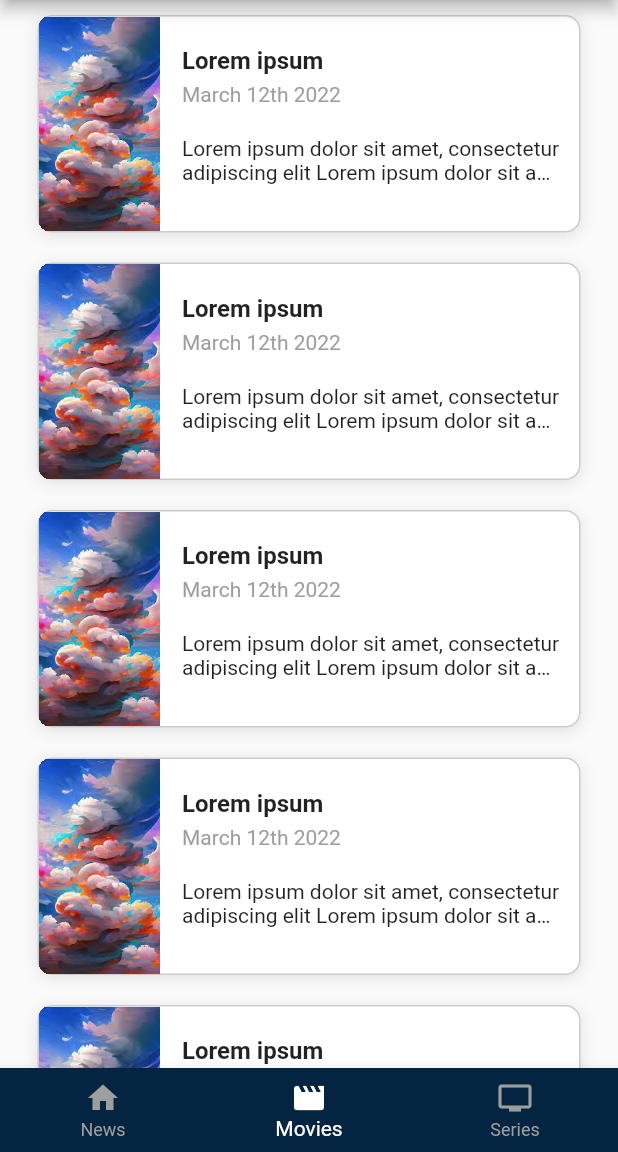
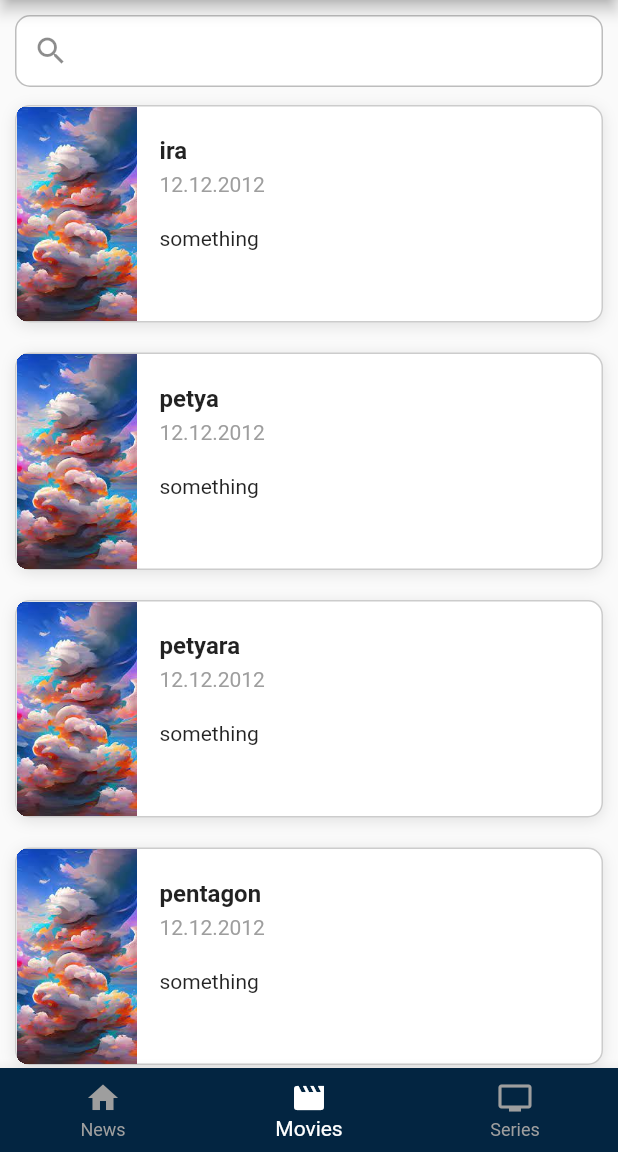
Before and after one commit to ElizavetaKubik/the-movie-db, a Flutter app: the MainScreenWidget screen opened by its route, item 2 of the bottom bar chosen, on a phone screen of 412 x 824 dp, the part 84-1236 px from its top. Run offline on Flutter 3.47's test engine with Material 2 defaults, Android fonts, the phone set to English and light mode, and no system bars.

Commit message:
movie search

```diff
--- a/lib/Theme/styles.dart
+++ b/lib/Theme/styles.dart
@@ -40,6 +40,29 @@ abstract class AppTextFieldStyle {
     contentPadding: const EdgeInsets.symmetric(horizontal: 10, vertical: 12),
     isCollapsed: true,
   );
+
+  static final movieSearchTextFieldStyle = InputDecoration(
+    border: const OutlineInputBorder(),
+    enabledBorder: OutlineInputBorder(
+      borderRadius: BorderRadius.circular(10),
+      borderSide: const BorderSide(
+        width: 1,
+        color: Colors.black26,
+      ),
+    ),
+    focusedBorder: OutlineInputBorder(
+      borderRadius: BorderRadius.circular(10),
+      borderSide: const BorderSide(
+        width: 1,
+        color: AppColors.mainLightBlue,
+      ),
+    ),
+    contentPadding: const EdgeInsets.symmetric(horizontal: 10, vertical: 12),
+    isCollapsed: true,
+    filled: true,
+    fillColor: Colors.white.withAlpha(235),
+    prefixIcon: const Icon(Icons.search),
+  );
 }
 
 abstract class AppColors {
--- a/lib/main.dart
+++ b/lib/main.dart
@@ -14,6 +14,7 @@ class MainApp extends StatelessWidget {
   @override
   Widget build(BuildContext context) {
     return MaterialApp(
+      // debugShowCheckedModeBanner: false,
       theme: ThemeData(
         appBarTheme: const AppBarTheme(
           backgroundColor: AppColors.mainDakrBlue,
--- a/lib/widgets/main_screen/main_screen_widget.dart
+++ b/lib/widgets/main_screen/main_screen_widget.dart
@@ -11,7 +11,7 @@ class MainScreenWidget extends StatefulWidget {
 class _MainScreenWidgetState extends State<MainScreenWidget> {
   int _selectedTab = 0;
 
-  static const List<Widget> _widgetOptions = <Widget>[
+  static final   List<Widget> _widgetOptions = <Widget>[
     Text('News'),
     MovieListWidget(),
     Text('Series'),
--- a/lib/widgets/movie_list/movie_list_widget.dart
+++ b/lib/widgets/movie_list/movie_list_widget.dart
@@ -2,24 +2,107 @@ import 'package:flutter/material.dart';
 import 'package:the_movie_db/Theme/styles.dart';
 import 'package:the_movie_db/resources/resources.dart';
 
-class MovieListWidget extends StatelessWidget {
-  const MovieListWidget({super.key});
+class Movie {
+  final String imageName;
+  final String title;
+  final String time;
+  final String description;
+
+  Movie({
+    required this.imageName,
+    required this.title,
+    required this.time,
+    required this.description,
+  });
+}
+
+class MovieListWidget extends StatefulWidget {
+  MovieListWidget({super.key});
+
+  @override
+  State<MovieListWidget> createState() => _MovieListWidgetState();
+}
+
+class _MovieListWidgetState extends State<MovieListWidget> {
+  final _movies = [
+    Movie(
+      imageName: AppImages.temp,
+      title: 'ira',
+      time: '12.12.2012',
+      description: 'something',
+    ),
+    Movie(
+      imageName: AppImages.temp,
+      title: 'petya',
+      time: '12.12.2012',
+      description: 'something',
+    ),
+    Movie(
+      imageName: AppImages.temp,
+      title: 'petyara',
+      time: '12.12.2012',
+      description: 'something',
+    ),
+    Movie(
+      imageName: AppImages.temp,
+      title: 'pentagon',
+      time: '12.12.2012',
+      description: 'something',
+    ),
+    Movie(
+      imageName: AppImages.temp,
+      title: 'akakiy',
+      time: '12.12.2012',
+      description: 'something',
+    ),
+  ];
+
+  var _filteredMovies = <Movie>[];
+  final _searchController = TextEditingController();
+
+  void _searchMovies() {
+    final query = _searchController.text;
+    if (query.isNotEmpty) {
+      _filteredMovies = _movies.where((Movie movie) {
+        return movie.title.toLowerCase().contains(query.toLowerCase());
+      }).toList();
+    } else {
+      _filteredMovies = _movies.toList();
+    }
+    setState(() {});
+  }
+
+  @override
+  void initState() {
+    super.initState();
+
+    _searchController.addListener(_searchMovies);
+    _filteredMovies = _movies.toList();
+  }
 
   @override
   Widget build(BuildContext context) {
-    return ListView.builder(
-        itemCount: 10,
+    return Stack(
+      children: [
+        ListView.builder(
+            padding: const EdgeInsets.only(top: 60),
+            keyboardDismissBehavior: ScrollViewKeyboardDismissBehavior.onDrag,
+            itemCount: _filteredMovies.length,
             itemExtent: 165,
             itemBuilder: (BuildContext context, int index) {
+              final movie = _filteredMovies[index];
               return Padding(
-            padding: const EdgeInsets.symmetric(horizontal: 25, vertical: 10),
+                padding:
+                    const EdgeInsets.symmetric(horizontal: 10, vertical: 10),
                 child: Stack(
                   children: [
                     Container(
                       decoration: BoxDecoration(
                         color: Colors.white,
-                    border: Border.all(color: Colors.black.withOpacity(0.2)),
-                    borderRadius: const BorderRadius.all(Radius.circular(10)),
+                        border:
+                            Border.all(color: Colors.black.withOpacity(0.2)),
+                        borderRadius:
+                            const BorderRadius.all(Radius.circular(10)),
                         boxShadow: [
                           BoxShadow(
                             color: Colors.black.withOpacity(0.1),
@@ -31,30 +114,31 @@ class MovieListWidget extends StatelessWidget {
                       clipBehavior: Clip.hardEdge,
                       child: Row(
                         children: [
-                      Image(image: AssetImage(AppImages.temp)),
+                          Image(image: AssetImage(movie.imageName)),
                           const SizedBox(width: 15),
                           Expanded(
                             child: Column(
                               crossAxisAlignment: CrossAxisAlignment.start,
-                          children: const [
-                            SizedBox(height: 20),
+                              children: [
+                                const SizedBox(height: 20),
                                 Text(
-                              'Lorem ipsum',
-                              style: TextStyle(
-                                  fontWeight: FontWeight.bold, fontSize: 16),
+                                  movie.title,
+                                  style: const TextStyle(
+                                      fontWeight: FontWeight.bold,
+                                      fontSize: 16),
                                   maxLines: 1,
                                   overflow: TextOverflow.ellipsis,
                                 ),
-                            SizedBox(height: 5),
+                                const SizedBox(height: 5),
                                 Text(
-                              'March 12th 2022',
-                              style: TextStyle(color: Colors.grey),
+                                  movie.time,
+                                  style: const TextStyle(color: Colors.grey),
                                   maxLines: 1,
                                   overflow: TextOverflow.ellipsis,
                                 ),
-                            SizedBox(height: 20),
+                                const SizedBox(height: 20),
                                 Text(
-                              'Lorem ipsum dolor sit amet, consectetur adipiscing elit Lorem ipsum dolor sit amet, consectetur adipiscing elit',
+                                  movie.description,
                                   maxLines: 2,
                                   overflow: TextOverflow.ellipsis,
                                 ),
@@ -68,7 +152,8 @@ class MovieListWidget extends StatelessWidget {
                     Material(
                       color: Colors.transparent,
                       child: InkWell(
-                    borderRadius: const BorderRadius.all(Radius.circular(10)),
+                        borderRadius:
+                            const BorderRadius.all(Radius.circular(10)),
                         onTap: () {
                           print('kjkj');
                         },
@@ -77,6 +162,15 @@ class MovieListWidget extends StatelessWidget {
                   ],
                 ),
               );
-        });
+            }),
+        Padding(
+          padding: const EdgeInsets.all(10),
+          child: TextField(
+            decoration: AppTextFieldStyle.movieSearchTextFieldStyle,
+            controller: _searchController,
+          ),
+        ),
+      ],
+    );
   }
 }
```
Lines whose indentation alone changed are shown as unchanged.
